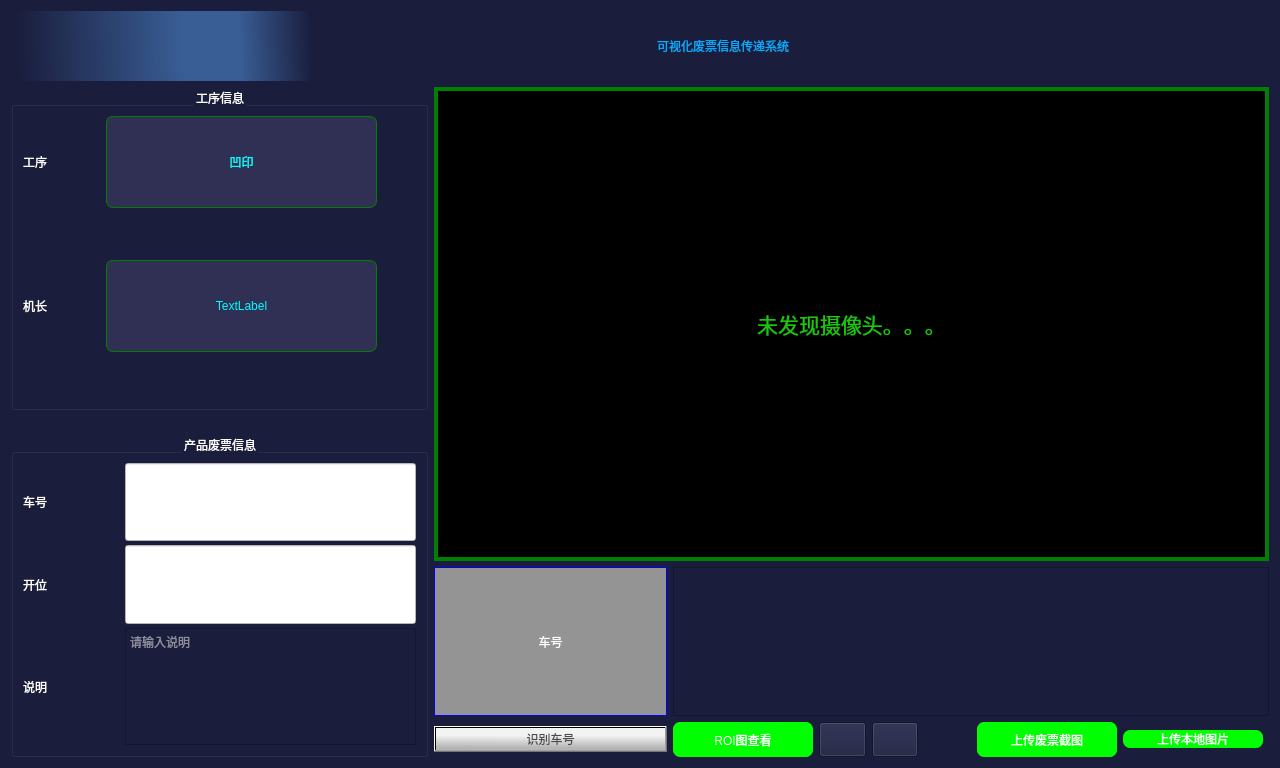
Qt form mainWindow.ui (yangyi1976/visualProductPass) before a commit.
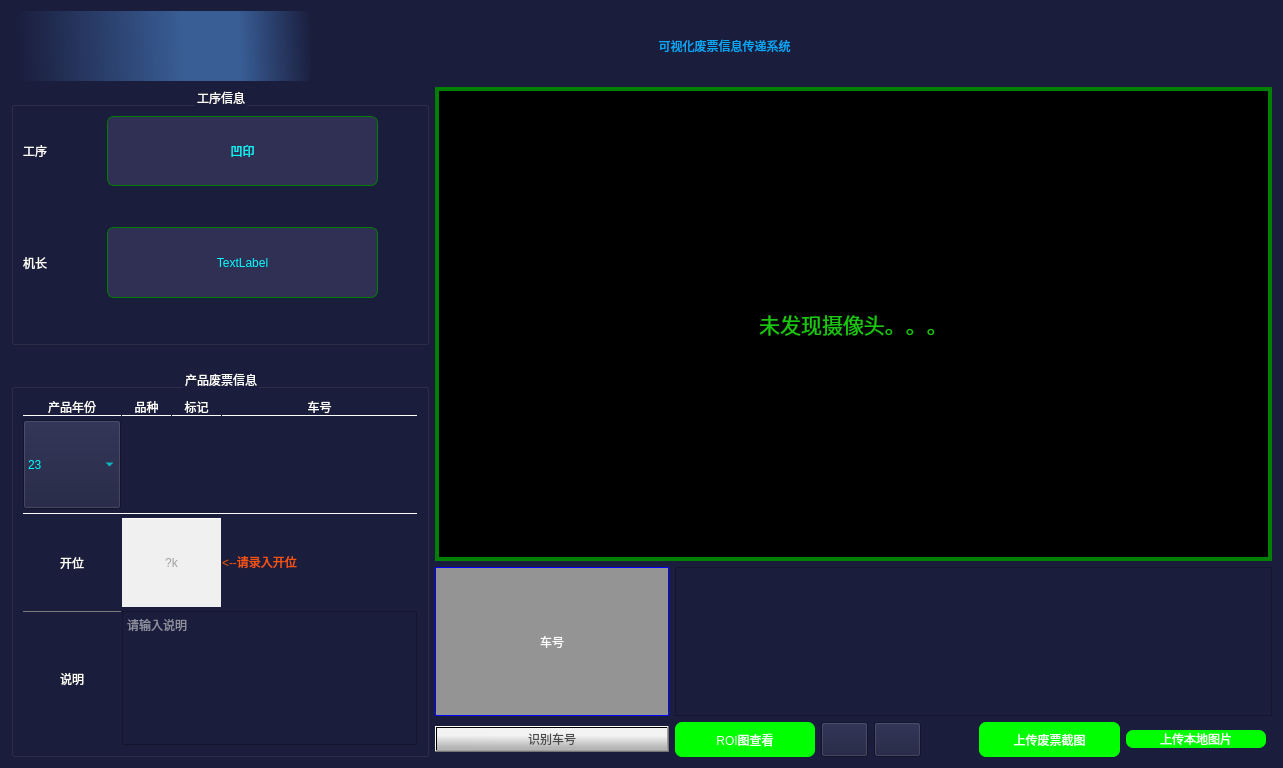
The same form after that commit. Icons and pictures are not drawn.

Patch:
```diff
--- a/mainWindow.ui
+++ b/mainWindow.ui
@@ -6,7 +6,7 @@
    <rect>
     <x>0</x>
     <y>0</y>
-    <width>1280</width>
+    <width>1283</width>
     <height>768</height>
    </rect>
   </property>
@@ -127,7 +127,7 @@
       <number>6</number>
      </property>
      <item>
-      <layout class="QVBoxLayout" name="verticalLayout" stretch="2,0,2">
+      <layout class="QVBoxLayout" name="verticalLayout" stretch="2,0,3">
        <property name="spacing">
         <number>4</number>
        </property>
@@ -279,6 +279,9 @@
            <verstretch>0</verstretch>
           </sizepolicy>
          </property>
+         <property name="styleSheet">
+          <string notr="true"/>
+         </property>
          <property name="title">
           <string>产品废票信息</string>
          </property>
@@ -290,33 +293,171 @@
          </property>
          <layout class="QGridLayout" name="gridLayout">
           <item row="0" column="0">
-           <layout class="QGridLayout" name="gridLayout_2" rowstretch="0,0,0,0" columnstretch="1,0">
+           <layout class="QGridLayout" name="gridLayout_2" rowstretch="0,0,0,0,0" columnstretch="2,1,1,4">
             <property name="sizeConstraint">
              <enum>QLayout::SetMaximumSize</enum>
             </property>
             <property name="horizontalSpacing">
-             <number>5</number>
+             <number>1</number>
             </property>
             <property name="verticalSpacing">
              <number>4</number>
             </property>
+            <item row="4" column="0">
+             <widget class="QLabel" name="label">
+              <property name="styleSheet">
+               <string notr="true"> border-top:1px solid rgb(122,122,122);</string>
+              </property>
+              <property name="text">
+               <string>说明</string>
+              </property>
+              <property name="alignment">
+               <set>Qt::AlignCenter</set>
+              </property>
+             </widget>
+            </item>
+            <item row="0" column="2">
+             <widget class="QLabel" name="label_11">
+              <property name="styleSheet">
+               <string notr="true">border-bottom:1px solid white;</string>
+              </property>
+              <property name="text">
+               <string>标记</string>
+              </property>
+              <property name="alignment">
+               <set>Qt::AlignCenter</set>
+              </property>
+             </widget>
+            </item>
+            <item row="1" column="0">
+             <widget class="QComboBox" name="comYear">
+              <property name="sizePolicy">
+               <sizepolicy hsizetype="Expanding" vsizetype="Expanding">
+                <horstretch>0</horstretch>
+                <verstretch>0</verstretch>
+               </sizepolicy>
+              </property>
+              <property name="minimumSize">
+               <size>
+                <width>4</width>
+                <height>4</height>
+               </size>
+              </property>
+              <property name="styleSheet">
+               <string notr="true">color: rgb(0, 255, 255);
+font: 50pt &quot;黑体&quot;;
+ 
+ 
+
+</string>
+              </property>
+              <property name="currentText">
+               <string>23</string>
+              </property>
+              <property name="currentIndex">
+               <number>1</number>
+              </property>
+              <property name="maxCount">
+               <number>5</number>
+              </property>
+              <property name="insertPolicy">
+               <enum>QComboBox::InsertAtBottom</enum>
+              </property>
+              <item>
+               <property name="text">
+                <string>22</string>
+               </property>
+              </item>
+              <item>
+               <property name="text">
+                <string>23</string>
+               </property>
+              </item>
+              <item>
+               <property name="text">
+                <string>24</string>
+               </property>
+              </item>
+             </widget>
+            </item>
+            <item row="3" column="0">
+             <widget class="QLabel" name="label_7">
+              <property name="sizePolicy">
+               <sizepolicy hsizetype="Expanding" vsizetype="Expanding">
+                <horstretch>2</horstretch>
+                <verstretch>2</verstretch>
+               </sizepolicy>
+              </property>
+              <property name="styleSheet">
+               <string notr="true"> 
+</string>
+              </property>
+              <property name="text">
+               <string>开位</string>
+              </property>
+              <property name="alignment">
+               <set>Qt::AlignCenter</set>
+              </property>
+             </widget>
+            </item>
+            <item row="0" column="0">
+             <widget class="QLabel" name="label_5">
+              <property name="styleSheet">
+               <string notr="true">border-bottom:1px solid white;</string>
+              </property>
+              <property name="text">
+               <string>产品年份</string>
+              </property>
+              <property name="alignment">
+               <set>Qt::AlignCenter</set>
+              </property>
+              <property name="margin">
+               <number>4</number>
+              </property>
+             </widget>
+            </item>
             <item row="1" column="1">
-             <widget class="QLineEdit" name="editProductID">
+             <widget class="QLineEdit" name="editProductType">
               <property name="sizePolicy">
                <sizepolicy hsizetype="Expanding" vsizetype="Expanding">
-                <horstretch>3</horstretch>
-                <verstretch>2</verstretch>
+                <horstretch>0</horstretch>
+                <verstretch>0</verstretch>
                </sizepolicy>
               </property>
+              <property name="minimumSize">
+               <size>
+                <width>2</width>
+                <height>0</height>
+               </size>
+              </property>
               <property name="styleSheet">
-               <string notr="true">background-color: rgb(255, 255, 255);
- 
-color: rgb(81, 81, 81);
-font: 36pt &quot;黑体&quot;;</string>
+               <string notr="true">color: rgb(0, 255, 255);
+font: 50pt &quot;黑体&quot;;
+border:0px solid rgb(100,100,100);
+</string>
               </property>
+              <property name="maxLength">
+               <number>1</number>
+              </property>
+              <property name="alignment">
+               <set>Qt::AlignCenter</set>
+              </property>
              </widget>
             </item>
-            <item row="2" column="1">
+            <item row="4" column="1" colspan="3">
+             <widget class="QTextEdit" name="txtDescribe">
+              <property name="sizePolicy">
+               <sizepolicy hsizetype="Expanding" vsizetype="Expanding">
+                <horstretch>0</horstretch>
+                <verstretch>3</verstretch>
+               </sizepolicy>
+              </property>
+              <property name="placeholderText">
+               <string>请输入说明</string>
+              </property>
+             </widget>
+            </item>
+            <item row="3" column="1" colspan="2">
              <widget class="QLineEdit" name="editK">
               <property name="sizePolicy">
                <sizepolicy hsizetype="Expanding" vsizetype="Expanding">
@@ -328,62 +469,137 @@
                <bool>false</bool>
               </property>
               <property name="styleSheet">
-               <string notr="true">background-color: rgb(255, 255, 255);
+               <string notr="true">background-color: rgb(240, 240, 240);
  
 color: rgb(81, 81, 81);
-font: 36pt &quot;黑体&quot;;</string>
+font: 40pt &quot;黑体&quot;;
+border-top:1px solid white;</string>
+              </property>
+              <property name="maxLength">
+               <number>2</number>
+              </property>
+              <property name="alignment">
+               <set>Qt::AlignCenter</set>
+              </property>
+              <property name="placeholderText">
+               <string>?k</string>
               </property>
               <property name="cursorMoveStyle">
                <enum>Qt::VisualMoveStyle</enum>
               </property>
              </widget>
             </item>
-            <item row="1" column="0">
-             <widget class="QLabel" name="label_8">
+            <item row="1" column="3">
+             <widget class="QLineEdit" name="editProductID">
               <property name="sizePolicy">
-               <sizepolicy hsizetype="Preferred" vsizetype="Preferred">
-                <horstretch>2</horstretch>
+               <sizepolicy hsizetype="Expanding" vsizetype="Expanding">
+                <horstretch>3</horstretch>
                 <verstretch>2</verstretch>
                </sizepolicy>
+              </property>
+              <property name="styleSheet">
+               <string notr="true">
+ 
+color: rgb(0, 255, 255);
+font: 50pt &quot;黑体&quot;;
+border:0px solid rgb(100,100,100);
+</string>
+              </property>
+              <property name="maxLength">
+               <number>4</number>
+              </property>
+              <property name="placeholderText">
+               <string/>
+              </property>
+             </widget>
+            </item>
+            <item row="0" column="1">
+             <widget class="QLabel" name="label_10">
+              <property name="styleSheet">
+               <string notr="true">border-bottom:1px solid white;</string>
+              </property>
+              <property name="text">
+               <string>品种</string>
+              </property>
+              <property name="alignment">
+               <set>Qt::AlignCenter</set>
+              </property>
+             </widget>
+            </item>
+            <item row="1" column="2">
+             <widget class="QLineEdit" name="editFlag">
+              <property name="sizePolicy">
+               <sizepolicy hsizetype="Expanding" vsizetype="Expanding">
+                <horstretch>0</horstretch>
+                <verstretch>0</verstretch>
+               </sizepolicy>
+              </property>
+              <property name="minimumSize">
+               <size>
+                <width>2</width>
+                <height>0</height>
+               </size>
+              </property>
+              <property name="styleSheet">
+               <string notr="true">color: rgb(0, 255, 255);
+font: 50pt &quot;黑体&quot;;
+border:0px solid rgb(100,100,100);
+</string>
+              </property>
+              <property name="maxLength">
+               <number>1</number>
+              </property>
+              <property name="alignment">
+               <set>Qt::AlignCenter</set>
+              </property>
+             </widget>
+            </item>
+            <item row="0" column="3">
+             <widget class="QLabel" name="label_9">
+              <property name="styleSheet">
+               <string notr="true">border-bottom:1px solid white;</string>
               </property>
               <property name="text">
                <string>车号</string>
               </property>
+              <property name="alignment">
+               <set>Qt::AlignCenter</set>
+              </property>
+              <property name="margin">
+               <number>1</number>
+              </property>
              </widget>
             </item>
-            <item row="2" column="0">
-             <widget class="QLabel" name="label_7">
-              <property name="sizePolicy">
-               <sizepolicy hsizetype="Expanding" vsizetype="Expanding">
-                <horstretch>2</horstretch>
-                <verstretch>2</verstretch>
-               </sizepolicy>
+            <item row="2" column="0" colspan="4">
+             <widget class="Line" name="line">
+              <property name="minimumSize">
+               <size>
+                <width>0</width>
+                <height>1</height>
+               </size>
               </property>
+              <property name="maximumSize">
+               <size>
+                <width>16777215</width>
+                <height>1</height>
+               </size>
+              </property>
               <property name="styleSheet">
-               <string notr="true">font: 75 14pt &quot;微软雅黑&quot;;</string>
+               <string notr="true">color: rgb(255, 255, 255);
+background-color: rgb(255, 255, 255);</string>
               </property>
-              <property name="text">
-               <string>开位</string>
+              <property name="orientation">
+               <enum>Qt::Horizontal</enum>
               </property>
              </widget>
             </item>
-            <item row="3" column="0">
-             <widget class="QLabel" name="label">
-              <property name="text">
-               <string>说明</string>
+            <item row="3" column="3">
+             <widget class="QLabel" name="label_8">
+              <property name="styleSheet">
+               <string notr="true">color: rgb(255, 85, 0);</string>
               </property>
-             </widget>
-            </item>
-            <item row="3" column="1">
-             <widget class="QTextEdit" name="txtDescribe">
-              <property name="sizePolicy">
-               <sizepolicy hsizetype="Expanding" vsizetype="Expanding">
-                <horstretch>0</horstretch>
-                <verstretch>3</verstretch>
-               </sizepolicy>
-              </property>
-              <property name="placeholderText">
-               <string>请输入说明</string>
+              <property name="text">
+               <string>  &lt;--请录入开位</string>
               </property>
              </widget>
             </item>
```
